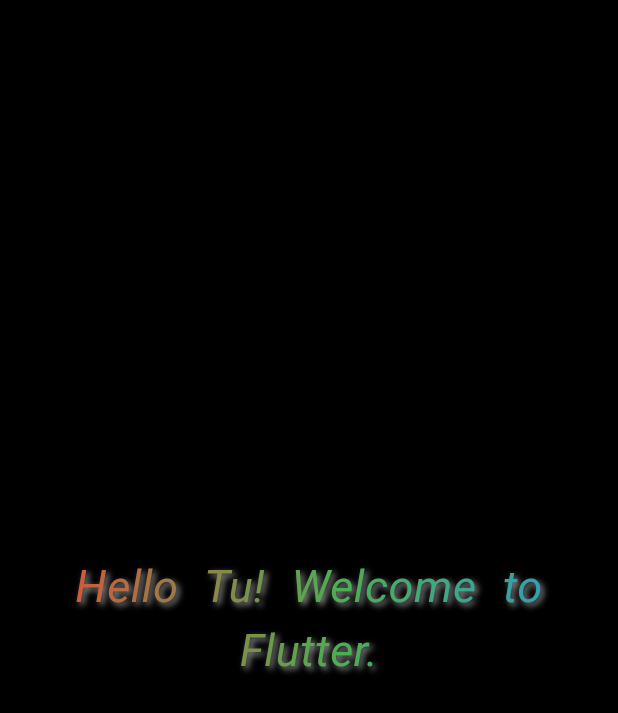
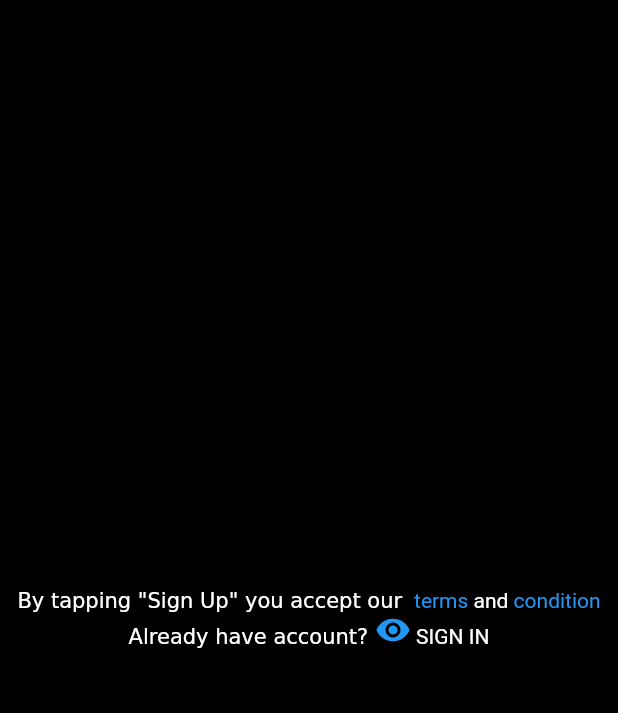
Before and after one commit to simontran/flutter, a Flutter app: the screen it shows after launch, on a phone screen of 412 x 824 dp. Shown: the top 713 px of the screen. Run offline on Flutter 3.47's test engine with Material 3 defaults, Android fonts, the phone set to English and light mode, and no system bars.

Commit message:
day 01 - part 2: rich text

```diff
--- a/basic/lib/main.dart
+++ b/basic/lib/main.dart
@@ -1,5 +1,6 @@
 import 'package:flutter/material.dart';
-import 'page/day01/static_user_interface.dart';
+import 'page/part01/static_user_interface.dart';
+import 'page/part01/rich_text.dart';
 
 void main() {
   runApp(const MyApp());
@@ -16,7 +17,8 @@ class MyApp extends StatelessWidget {
       // themeMode: ThemeMode.dark,
       home: Scaffold(
         backgroundColor: Colors.black,
-        body: StaticUserInterface(),
+        // body: StaticUserInterface(),
+        body: RichTextWidget(),
       ),
     );
   }
--- /dev/null
+++ b/basic/lib/page/part01/rich_text.dart
@@ -0,0 +1,56 @@
+import 'package:flutter/material.dart';
+
+class RichTextWidget extends StatelessWidget {
+  const RichTextWidget({super.key});
+
+  @override
+  Widget build(BuildContext context) {
+    return Center(
+      child: Column(
+        mainAxisAlignment: MainAxisAlignment.center,
+        children: [
+          RichText(
+            text: const TextSpan(
+              text: 'By tapping "Sign Up" you accept our ',
+              children: [
+                TextSpan(
+                  text: ' terms',
+                  style: TextStyle(
+                    color: Colors.blue,
+                  ),
+                ),
+                TextSpan(
+                  text: ' and',
+                  style: TextStyle(),
+                ),
+                TextSpan(
+                  text: ' condition',
+                  style: TextStyle(
+                    color: Colors.blue,
+                  ),
+                ),
+              ],
+            ),
+          ),
+          RichText(
+            text: const TextSpan(
+              text: 'Already have account? ',
+              children: [
+                WidgetSpan(
+                  child: Icon(
+                    Icons.remove_red_eye_sharp,
+                    color: Colors.blue,
+                  ),
+                ),
+                TextSpan(
+                  text: ' SIGN IN',
+                  style: TextStyle(),
+                ),
+              ],
+            ),
+          ),
+        ],
+      ),
+    );
+  }
+}
```
Also changed, not shown: basic/lib/page/part01/static_user_interface.dart (renamed from basic/lib/page/day01/static_user_interface.dart).
